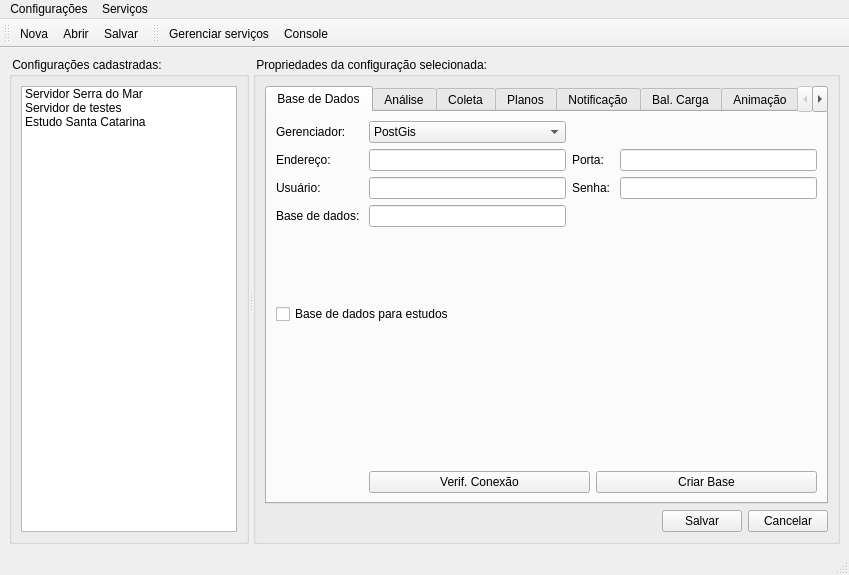
Above: src/terrama2/gui/admin/ui/MainDialogForm.ui from TerraMA2/terrama2 before the change. Below: the same form after it.
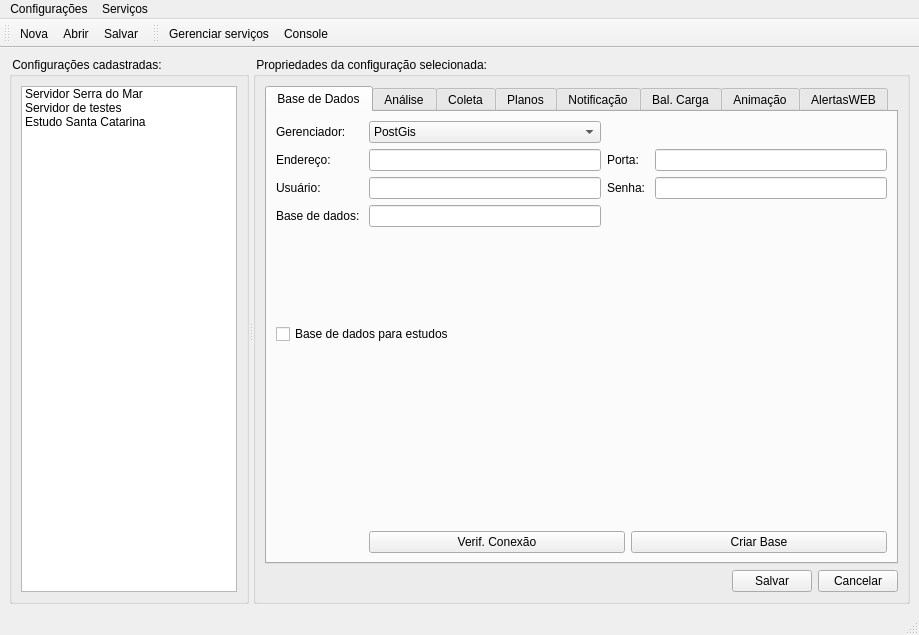
That is the form after the change. The open tabs and pages were chosen to show the change. Icons and pictures are not drawn.

```diff
--- a/src/terrama2/gui/admin/ui/MainDialogForm.ui
+++ b/src/terrama2/gui/admin/ui/MainDialogForm.ui
@@ -6,8 +6,8 @@
    <rect>
     <x>0</x>
     <y>0</y>
-    <width>849</width>
-    <height>557</height>
+    <width>919</width>
+    <height>635</height>
    </rect>
   </property>
   <property name="windowTitle">
@@ -1640,8 +1640,8 @@
     <rect>
      <x>0</x>
      <y>0</y>
-     <width>849</width>
-     <height>21</height>
+     <width>919</width>
+     <height>25</height>
     </rect>
    </property>
    <widget class="QMenu" name="menuArquivo">
```
Left out of the diff: 63 changed lines with no effect on the pictures.
